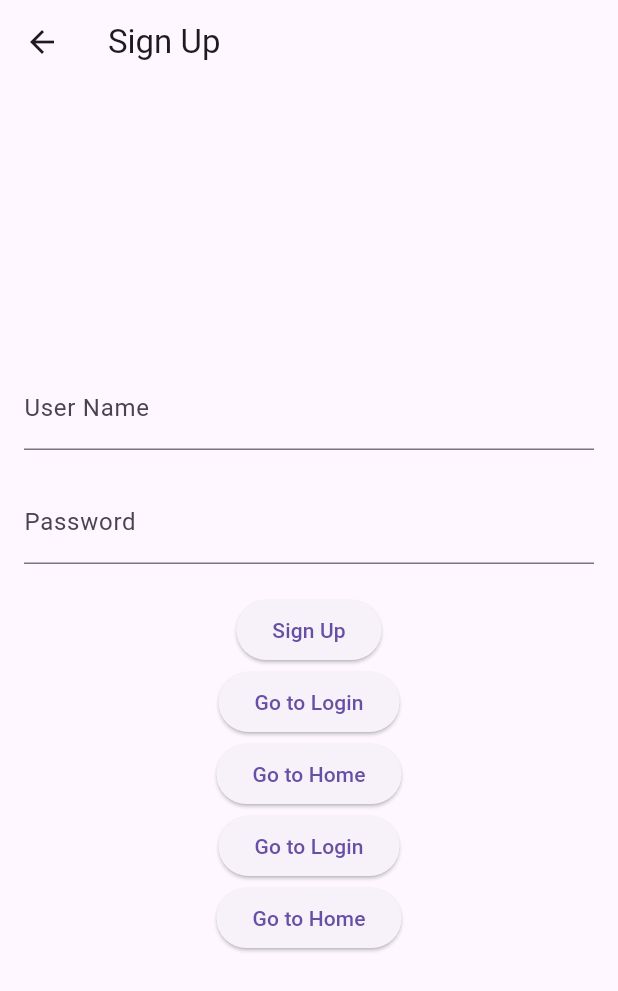
After one commit to opencodeiiita/Donation-App, a Flutter app: the SignUpScreen screen opened directly, on a phone screen of 412 x 824 dp. The commit adds this screen. Shown: the top 991 px of the screen. Run offline on Flutter 3.47's test engine with Material 3 defaults, Android fonts, the phone set to English and light mode, and no system bars; our stand-ins replace animated_splash_screen, firebase_auth, page_transition; accounts and stored records are empty.

Commit message:
Transitions added and created signupscreen widget(was not present earlier)

```diff
--- a/lib/login.dart
+++ b/lib/login.dart
@@ -90,6 +90,18 @@ class _LoginScreen extends State<LoginScreen> {
                   },
                   child: Text('Forgot Password?'),
                 ),
+                ElevatedButton(
+                  onPressed: () {
+                    Navigator.pushNamed(context, '/home');
+                  },
+                  child: Text('Go to Home'),
+                ),
+                ElevatedButton(
+                  onPressed: () {
+                    Navigator.pushNamed(context, '/signup');
+                  },
+                  child: Text('Go to Sign Up'),
+                ),
               ],
             )));
   }
--- /dev/null
+++ b/lib/signup_screen.dart
@@ -0,0 +1,71 @@
+import 'package:flutter/material.dart';
+
+class SignUpScreen extends StatefulWidget {
+  @override
+  _SignUpScreenState createState() => _SignUpScreenState();
+}
+
+class _SignUpScreenState extends State<SignUpScreen> {
+  final TextEditingController nameController = TextEditingController();
+  final TextEditingController passwordController = TextEditingController();
+
+  @override
+  Widget build(BuildContext context) {
+    return Scaffold(
+      appBar: AppBar(
+        title: Text('Sign Up'),
+      ),
+      body: Padding(
+        padding: const EdgeInsets.all(16.0),
+        child: Column(
+          mainAxisAlignment: MainAxisAlignment.center,
+          children: [
+            TextField(
+              controller: nameController,
+              decoration: InputDecoration(labelText: 'User Name'),
+            ),
+            SizedBox(height: 20.0),
+            TextField(
+              obscureText: true,
+              controller: passwordController,
+              decoration: InputDecoration(labelText: 'Password'),
+            ),
+            SizedBox(height: 20.0),
+            ElevatedButton(
+              onPressed: () {
+                // Handle sign up logic here
+                print(nameController.text);
+                print(passwordController.text);
+              },
+              child: Text('Sign Up'),
+            ),
+            ElevatedButton(
+              onPressed: () {
+                Navigator.pushNamed(context, '/login');
+              },
+              child: Text('Go to Login'),
+            ),
+            ElevatedButton(
+              onPressed: () {
+                Navigator.pushNamed(context, '/home');
+              },
+              child: Text('Go to Home'),
+            ),
+            ElevatedButton(
+              onPressed: () {
+                Navigator.pushNamed(context, '/login');
+              },
+              child: Text('Go to Login'),
+            ),
+            ElevatedButton(
+              onPressed: () {
+                Navigator.pushNamed(context, '/home');
+              },
+              child: Text('Go to Home'),
+            ),
+          ],
+        ),
+      ),
+    );
+  }
+}
```
Also changed, not shown: lib/main.dart (+62 -3 lines). Lines whose indentation alone changed are shown as unchanged.
